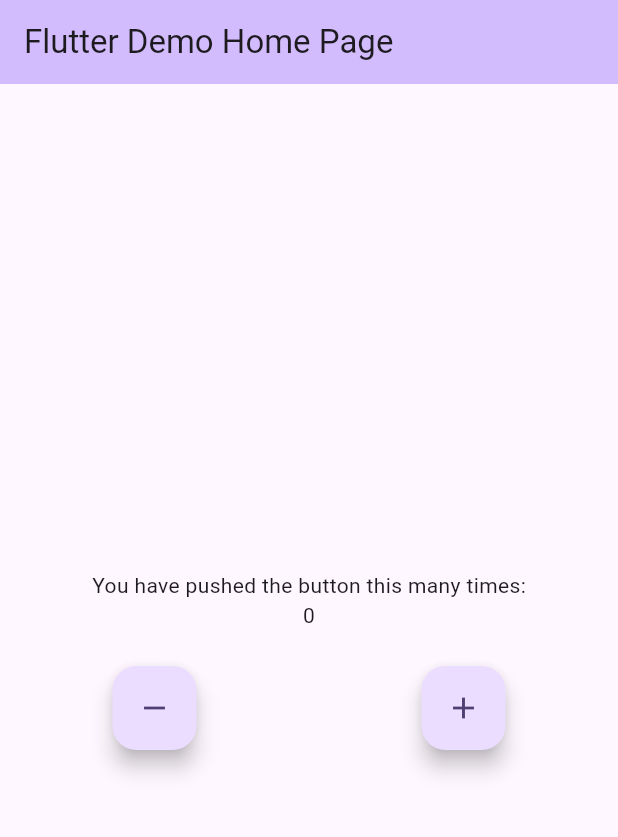
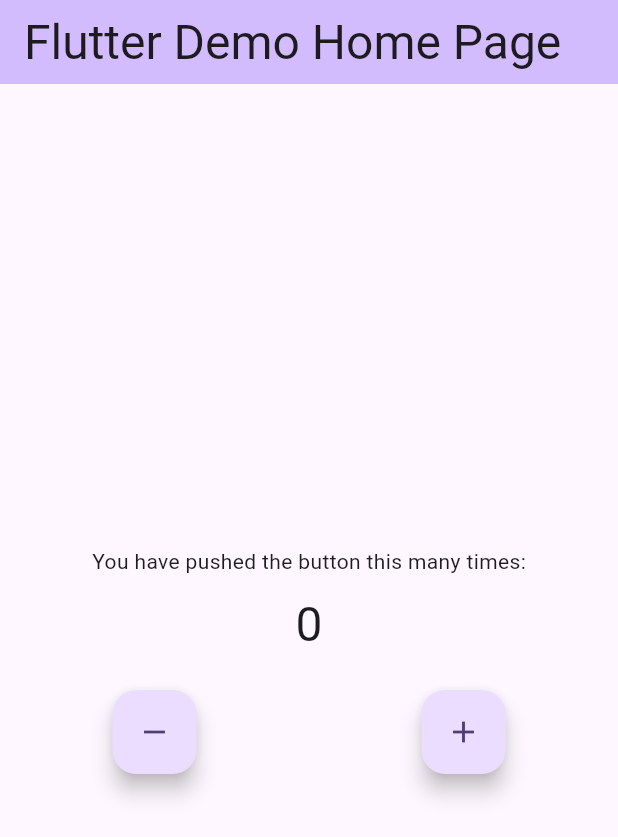
Before and after one commit to os3ketchup/bloc_cubit, a Flutter app: the screen it shows after launch, on a phone screen of 412 x 824 dp. Shown: the top 837 px of the screen. Run offline on Flutter 3.47's test engine with Material 3 defaults, Android fonts, the phone set to English and light mode, and no system bars; our stand-ins replace bloc, flutter_bloc.

```diff
--- a/lib/counter_cubit.dart
+++ b/lib/counter_cubit.dart
@@ -5,9 +5,9 @@ part 'counter_state.dart';
 class CounterCubit extends Cubit<CounterState> {
   CounterCubit() : super(CounterState(counterValue: 0));
 
-  void increment() => emit(
+ void increment() => emit(
       CounterState(counterValue: state.counterValue + 1, wasIncremented: true));
 
-  void decrement() => emit(CounterState(
+ void decrement() => emit(CounterState(
       counterValue: state.counterValue - 1, wasIncremented: false));
 }
--- a/lib/counter_state.dart
+++ b/lib/counter_state.dart
@@ -4,9 +4,8 @@ class CounterState {
   int counterValue;
   bool wasIncremented;
 
-  CounterState(
-     {
+  CounterState({
     required this.counterValue,
-      this.wasIncremented = false,
+    this.wasIncremented = false,
   });
 }
--- a/lib/main.dart
+++ b/lib/main.dart
@@ -9,10 +9,9 @@ void main() {
 class MyApp extends StatelessWidget {
   const MyApp({super.key});
 
-  // This widget is the root of your application.
   @override
   Widget build(BuildContext context) {
-    return BlocProvider<CounterCubit>(
+    return BlocProvider(
       create: (context) => CounterCubit(),
       child: MaterialApp(
         title: 'Flutter Demo',
@@ -41,7 +40,10 @@ class _MyHomePageState extends State<MyHomePage> {
     return Scaffold(
       appBar: AppBar(
         backgroundColor: Theme.of(context).colorScheme.inversePrimary,
-        title: Text(widget.title),
+        title: Text(
+          widget.title,
+          style: Theme.of(context).textTheme.headlineLarge,
+        ),
       ),
       body: Center(
         child: Column(
@@ -50,11 +52,14 @@ class _MyHomePageState extends State<MyHomePage> {
             const Text(
               'You have pushed the button this many times:',
             ),
+            const SizedBox(
+              height: 12,
+            ),
             BlocConsumer<CounterCubit, CounterState>(
               builder: (context, state) {
                 return Text(
-                  textAlign: TextAlign.center,
                   '${state.counterValue}',
+                  style: Theme.of(context).textTheme.headlineLarge,
                 );
               },
               listener: (context, state) {
@@ -62,14 +67,12 @@ class _MyHomePageState extends State<MyHomePage> {
                   case true:
                     ScaffoldMessenger.of(context).clearSnackBars();
                     ScaffoldMessenger.of(context).showSnackBar(
-                      const SnackBar(content: Text('Incremented')),
-                    );
+                        const SnackBar(content: Text('Incremented')));
                     break;
                   case false:
                     ScaffoldMessenger.of(context).clearSnackBars();
                     ScaffoldMessenger.of(context).showSnackBar(
-                      const SnackBar(content: Text('Decremented')),
-                    );
+                        const SnackBar(content: Text('Decremented')));
                     break;
                 }
               },
@@ -81,21 +84,22 @@ class _MyHomePageState extends State<MyHomePage> {
               mainAxisAlignment: MainAxisAlignment.spaceAround,
               children: [
                 FloatingActionButton(
-                  tooltip: 'Decrement',
+                  tooltip: 'DECREMENT',
                   onPressed: () {
                     BlocProvider.of<CounterCubit>(context).decrement();
                   },
                   child: const Icon(Icons.remove),
                 ),
                 FloatingActionButton(
-                  tooltip: 'Increment',
+                  tooltip: 'INCREMENT',
                   onPressed: () {
                     BlocProvider.of<CounterCubit>(context).increment();
                   },
                   child: const Icon(Icons.add),
                 ),
+
               ],
-            ),
+            )
           ],
         ),
       ), // This trailing comma makes auto-formatting nicer for build methods.
```
Also changed, not shown: lib/main-cubit.dart (deleted, +0 -31 lines).
